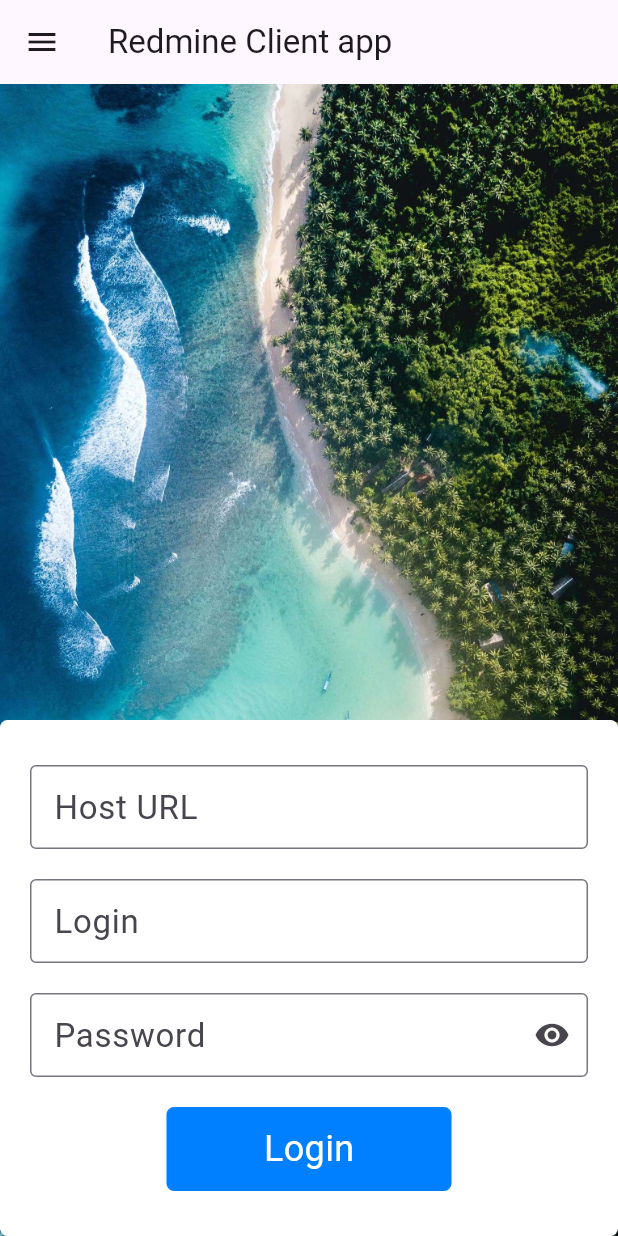
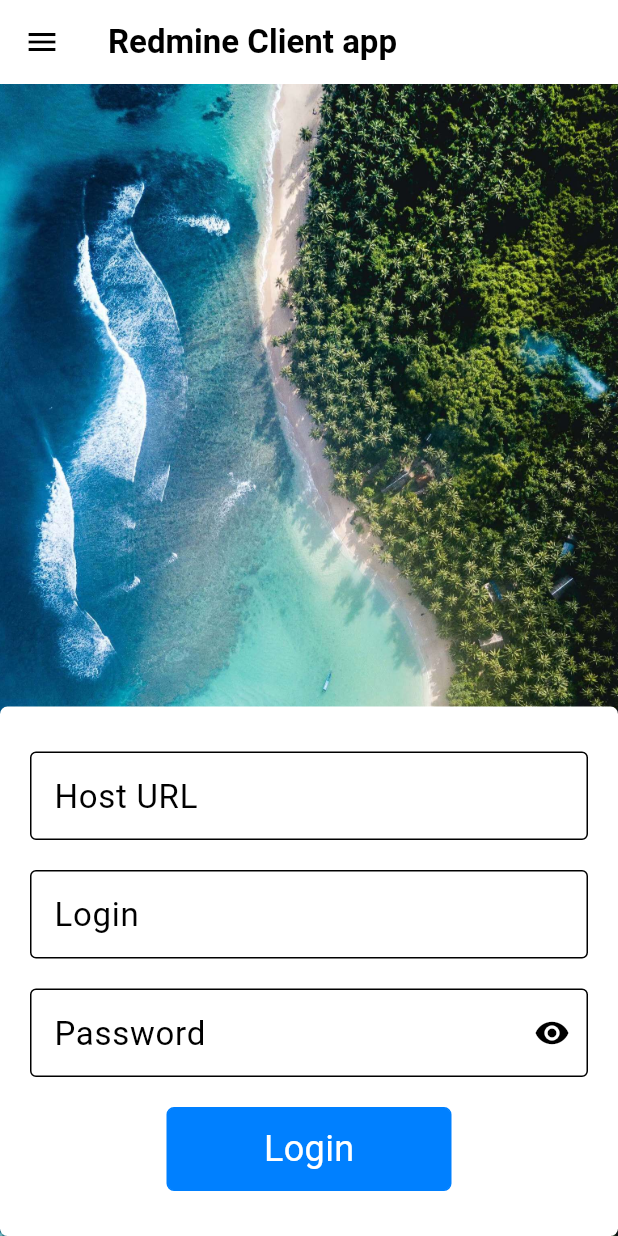
Before and after one commit to Yukonz/RedmineClientFlutter, a Flutter app: the screen it shows after launch, on a phone screen of 412 x 824 dp. Run offline on Flutter 3.47's test engine with Material 3 defaults, Android fonts, the phone set to English and light mode, and no system bars; our stand-ins replace go_router, shared_preferences, sqflite, syncfusion_flutter_charts; missing offline and left inert: dart_ping; accounts and stored records are empty.

Commit message:
Add custom theme

```diff
--- a/lib/components/navbar.dart
+++ b/lib/components/navbar.dart
@@ -16,7 +16,7 @@ class NavBar extends StatelessWidget {
 
     late Future<User> currentUser = appProvider.currentUser;
 
-    double drawerHeadingHeight = 100;
+    double drawerHeadingHeight = 110;
 
     List<String> mainMenuItems = ['User Account', 'My Tasks', 'About'];
 
--- /dev/null
+++ b/lib/includes/rc_theme.dart
@@ -0,0 +1,28 @@
+import 'package:flutter/material.dart';
+
+const Color mainTextColor = Color.fromRGBO(51, 64, 84, 1);
+const Color colorUrgent = Color.fromRGBO(255, 16, 102, 1);
+const Color colorHigh = Color.fromRGBO(0, 224, 152, 1);
+const Color colorNormal = Color.fromRGBO(215, 221, 230, 1);
+const Color colorLow = Color.fromRGBO(0, 128, 255, 1);
+
+final ThemeData rcClientTheme = ThemeData(
+  textTheme: const TextTheme(
+    titleLarge: TextStyle(fontSize: 22.0, fontWeight: FontWeight.bold, color: mainTextColor,),
+    bodySmall: TextStyle(fontSize: 14.0, color: mainTextColor,),
+    bodyMedium: TextStyle(fontSize: 16.0, color: mainTextColor,),
+    bodyLarge: TextStyle(fontSize: 18.0, color: mainTextColor,),
+  ),
+  colorScheme: ColorScheme.fromSwatch(primarySwatch: Colors.grey)
+      .copyWith(background: Colors.white),
+  cardColor: Colors.white,
+  inputDecorationTheme: InputDecorationTheme(
+    border: OutlineInputBorder(
+      borderRadius: BorderRadius.circular(4),
+      borderSide: const BorderSide(
+        color: Colors.grey,
+        width: 2,
+      ),
+    ),
+  ),
+);
--- a/lib/main.dart
+++ b/lib/main.dart
@@ -1,5 +1,6 @@
 import 'package:flutter/material.dart';
 import 'package:provider/provider.dart';
+import 'package:redmine_client/includes/rc_theme.dart';
 import 'package:redmine_client/includes/rc_provider.dart';
 import 'package:go_router/go_router.dart';
 import 'package:redmine_client/pages/about.dart';
@@ -73,9 +74,7 @@ class RedmineClient extends StatelessWidget {
         routerConfig: _router,
         title: 'Redmine Client App',
         debugShowCheckedModeBanner: false,
-        theme: ThemeData(
-          useMaterial3: true,
-        ),
+        theme: rcClientTheme,
       ),
     );
   }
```
